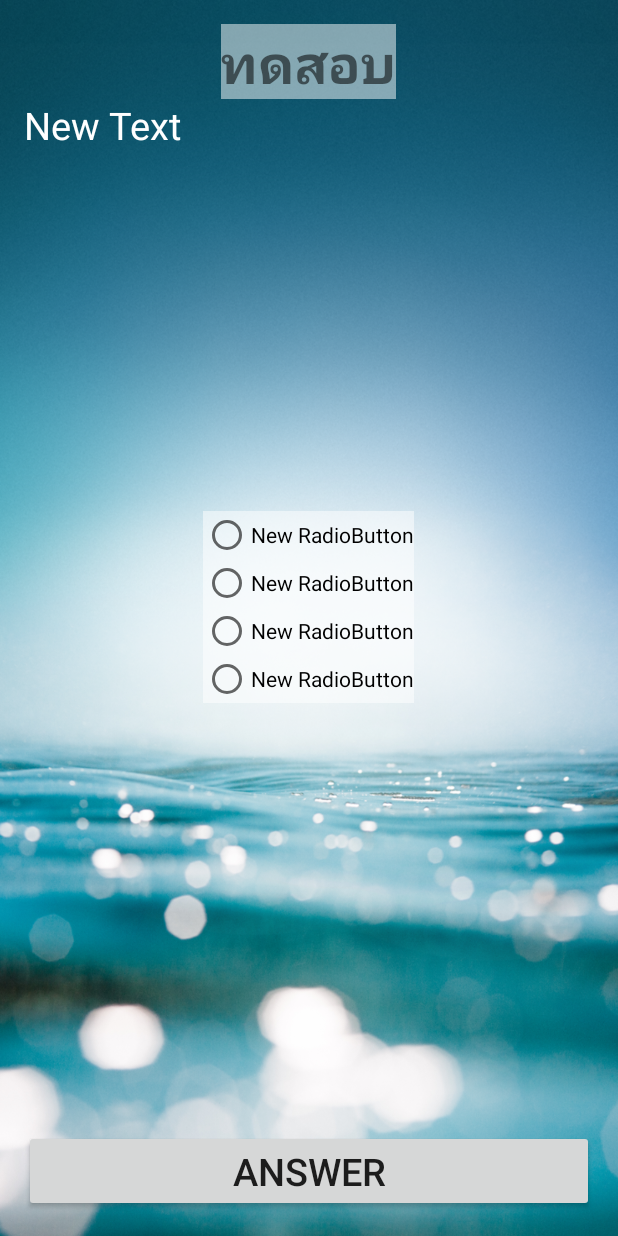
After one commit to SophiaTiproman-PBRU/EasyTraffic, an Android app: the TestActivity screen opened directly, with no data from a screen before it, on a phone screen of 412 x 824 dp. The commit adds this screen. Run offline under Robolectric (Android 15) with nearby library versions, the phone set to English and light mode, and no system bars.

Commit message:
Version 2

```diff
--- a/app/src/main/AndroidManifest.xml
+++ b/app/src/main/AndroidManifest.xml
@@ -20,6 +20,10 @@
             android:name=".DetailActivity"
             android:label="@string/title_activity_detail" >
         </activity>
+        <activity
+            android:name=".TestActivity"
+            android:label="@string/title_activity_test" >
+        </activity>
     </application>
 
 </manifest>
--- /dev/null
+++ b/app/src/main/java/pbru/tohraman/porntip/easytraffic/TestActivity.java
@@ -0,0 +1,37 @@
+package pbru.tohraman.porntip.easytraffic;
+
+import android.support.v7.app.AppCompatActivity;
+import android.os.Bundle;
+import android.view.Menu;
+import android.view.MenuItem;
+
+public class TestActivity extends AppCompatActivity {
+
+    @Override
+    protected void onCreate(Bundle savedInstanceState) {
+        super.onCreate(savedInstanceState);
+        setContentView(R.layout.activity_test);
+    }
+
+    @Override
+    public boolean onCreateOptionsMenu(Menu menu) {
+        // Inflate the menu; this adds items to the action bar if it is present.
+        getMenuInflater().inflate(R.menu.menu_test, menu);
+        return true;
+    }
+
+    @Override
+    public boolean onOptionsItemSelected(MenuItem item) {
+        // Handle action bar item clicks here. The action bar will
+        // automatically handle clicks on the Home/Up button, so long
+        // as you specify a parent activity in AndroidManifest.xml.
+        int id = item.getItemId();
+
+        //noinspection SimplifiableIfStatement
+        if (id == R.id.action_settings) {
+            return true;
+        }
+
+        return super.onOptionsItemSelected(item);
+    }
+}
--- a/app/src/main/res/layout/activity_main.xml
+++ b/app/src/main/res/layout/activity_main.xml
@@ -18,6 +18,7 @@
         android:layout_width="match_parent"
         android:layout_height="wrap_content"
         android:text="@string/test"
+        android:onClick="clickTest"
         android:id="@+id/button"
         android:layout_alignParentBottom="true"
         android:textSize="@dimen/b1" />
--- /dev/null
+++ b/app/src/main/res/layout/activity_test.xml
@@ -0,0 +1,87 @@
+<RelativeLayout xmlns:android="http://schemas.android.com/apk/res/android"
+    xmlns:tools="http://schemas.android.com/tools" android:layout_width="match_parent"
+    android:layout_height="match_parent" android:paddingLeft="@dimen/activity_horizontal_margin"
+    android:paddingRight="@dimen/activity_horizontal_margin"
+    android:paddingTop="@dimen/activity_vertical_margin"
+    android:paddingBottom="@dimen/activity_vertical_margin"
+    tools:context="pbru.tohraman.porntip.easytraffic.TestActivity"
+    android:background="@drawable/bg600">
+
+    <LinearLayout
+        android:orientation="vertical"
+        android:layout_width="match_parent"
+        android:layout_height="match_parent">
+
+        <TextView
+            android:layout_width="wrap_content"
+            android:layout_height="wrap_content"
+            android:id="@+id/textView"
+            android:layout_gravity="center_horizontal"
+            android:textSize="@dimen/h1"
+            android:text="@string/test"
+            android:background="#7fffffff"
+            android:textStyle="bold" />
+
+        <TextView
+            android:layout_width="wrap_content"
+            android:layout_height="wrap_content"
+            android:text="New Text"
+            android:id="@+id/textView2"
+            android:textSize="@dimen/h2"
+            android:textColor="#ffffff" />
+
+        <ImageView
+            android:layout_width="@dimen/image"
+            android:layout_height="@dimen/image"
+            android:id="@+id/imageView"
+            android:layout_gravity="center_horizontal"
+            android:layout_margin="20dp" />
+
+        <RadioGroup
+            android:layout_width="wrap_content"
+            android:layout_height="wrap_content"
+            android:layout_gravity="center_horizontal"
+            android:background="#7fffffff">
+
+            <RadioButton
+                android:layout_width="wrap_content"
+                android:layout_height="wrap_content"
+                android:text="New RadioButton"
+                android:id="@+id/radioButton" />
+
+            <RadioButton
+                android:layout_width="wrap_content"
+                android:layout_height="wrap_content"
+                android:text="New RadioButton"
+                android:id="@+id/radioButton2" />
+
+            <RadioButton
+                android:layout_width="wrap_content"
+                android:layout_height="wrap_content"
+                android:text="New RadioButton"
+                android:id="@+id/radioButton3" />
+
+            <RadioButton
+                android:layout_width="wrap_content"
+                android:layout_height="wrap_content"
+                android:text="New RadioButton"
+                android:id="@+id/radioButton4" />
+        </RadioGroup><![CDATA[
+
+        TextView
+            android:layout_width="wrap_content"
+            android:layout_height="wrap_content"
+            android:text="@string/what"
+            android:id="@+id/textView2"
+            android:textSize="@dimen/h1" />
+    ]]>
+    </LinearLayout>
+
+    <Button
+        android:layout_width="match_parent"
+        android:layout_height="wrap_content"
+        android:text="Answer"
+        android:id="@+id/button2"
+        android:layout_alignParentBottom="true"
+        android:textSize="@dimen/h2" />
+</RelativeLayout>
--- /dev/null
+++ b/app/src/main/res/menu/menu_test.xml
@@ -0,0 +1,7 @@
+<menu xmlns:android="http://schemas.android.com/apk/res/android"
+    xmlns:app="http://schemas.android.com/apk/res-auto"
+    xmlns:tools="http://schemas.android.com/tools"
+    tools:context="pbru.tohraman.porntip.easytraffic.TestActivity">
+    <item android:id="@+id/action_settings" android:title="@string/action_settings"
+        android:orderInCategory="100" app:showAsAction="never" />
+</menu>
--- a/app/src/main/res/values/dimens.xml
+++ b/app/src/main/res/values/dimens.xml
@@ -3,8 +3,10 @@
     <dimen name="activity_horizontal_margin">16dp</dimen>
     <dimen name="activity_vertical_margin">16dp</dimen>
     <dimen name="h1">35sp</dimen>
+    <dimen name="h2">25sp</dimen>
     <dimen name="b1">30sp</dimen>
     <dimen name="icon">50dp</dimen>
     <dimen name="image">200dp</dimen>
+    <dimen name="list">300dp</dimen>
 
 </resources>
--- a/app/src/main/res/values/strings.xml
+++ b/app/src/main/res/values/strings.xml
@@ -7,4 +7,6 @@
     <string name="head">ป้ายจราจร</string>
     <string name="test">ทดสอบ</string>
     <string name="title_activity_detail">DetailActivity</string>
+    <string name="title_activity_test">TestActivity</string>
+
 </resources>
```
Also changed, not shown: app/src/main/java/pbru/tohraman/porntip/easytraffic/MainActivity.java (+6 -1 lines), app/src/main/res/layout/activity_detail.xml (+7 -5 lines), app/src/main/res/values/detail.xml (+30 -3 lines).
